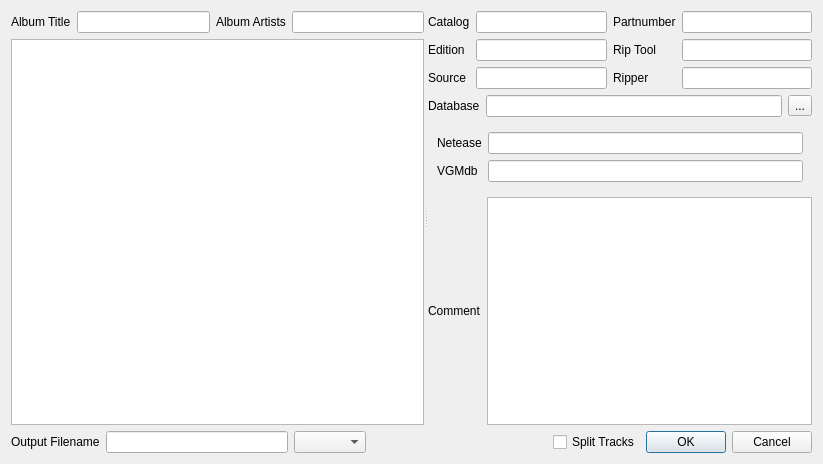
Before: the Qt Designer form fluss/apps/organizer/edit_convert_tracks.ui in cmpute/Fluss, drawn with Qt 5.
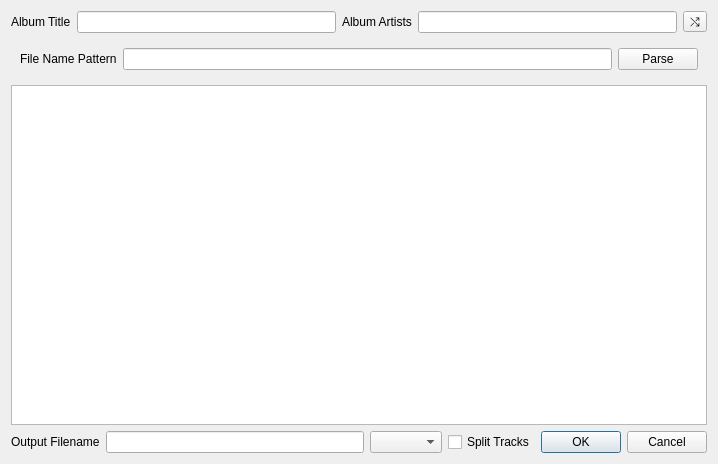
After: the same form once the commit is applied.

```diff
--- a/fluss/apps/organizer/edit_convert_tracks.ui
+++ b/fluss/apps/organizer/edit_convert_tracks.ui
@@ -6,21 +6,14 @@
    <rect>
     <x>0</x>
     <y>0</y>
-    <width>823</width>
+    <width>718</width>
     <height>464</height>
    </rect>
   </property>
   <property name="windowTitle">
    <string>Edit tracks conversion properties</string>
   </property>
-  <layout class="QVBoxLayout" name="verticalLayout_3" stretch="1,0">
-   <item>
-    <widget class="QSplitter" name="splitter">
-     <property name="orientation">
-      <enum>Qt::Horizontal</enum>
-     </property>
-     <widget class="QWidget" name="layoutWidget">
-      <layout class="QVBoxLayout" name="verticalLayout_2">
+  <layout class="QVBoxLayout" name="verticalLayout">
        <item>
         <layout class="QHBoxLayout" name="horizontalLayout_3">
          <item>
@@ -41,87 +34,31 @@
           </widget>
          </item>
          <item>
-          <widget class="QLineEdit" name="txt_album_artists"/>
-         </item>
-        </layout>
-       </item>
-       <item>
-        <widget class="QTableWidget" name="tableWidget"/>
-       </item>
-      </layout>
-     </widget>
-     <widget class="QWidget" name="layoutWidget">
-      <layout class="QVBoxLayout" name="verticalLayout">
-       <item>
-        <layout class="QGridLayout" name="gridLayout">
-         <item row="0" column="2">
-          <widget class="QLabel" name="label_2">
-           <property name="text">
-            <string>Partnumber</string>
+      <widget class="QLineEdit" name="txt_album_artists">
+       <property name="toolTip">
+        <string>Split the name of multiple artists by &quot;; &quot;</string>
            </property>
           </widget>
          </item>
-         <item row="2" column="3">
-          <widget class="QLineEdit" name="txt_ripper"/>
-         </item>
-         <item row="1" column="1">
-          <widget class="QLineEdit" name="txt_edition"/>
-         </item>
-         <item row="1" column="0">
-          <widget class="QLabel" name="label_3">
-           <property name="text">
-            <string>Edition</string>
-           </property>
-          </widget>
-         </item>
-         <item row="2" column="0">
-          <widget class="QLabel" name="label_5">
+     <item>
+      <widget class="QToolButton" name="tbtn_parse_tag">
+       <property name="toolTip">
+        <string>Extract tags from file names</string>
+       </property>
            <property name="text">
-            <string>Source</string>
+        <string>⤭</string>
            </property>
           </widget>
          </item>
-         <item row="0" column="0">
-          <widget class="QLabel" name="label">
-           <property name="text">
-            <string>Catalog</string>
-           </property>
-          </widget>
-         </item>
-         <item row="0" column="3">
-          <widget class="QLineEdit" name="txt_partnumber"/>
-         </item>
-         <item row="0" column="1">
-          <widget class="QLineEdit" name="txt_catalog"/>
-         </item>
-         <item row="2" column="1">
-          <widget class="QLineEdit" name="txt_source"/>
-         </item>
-         <item row="2" column="2">
-          <widget class="QLabel" name="label_6">
-           <property name="text">
-            <string>Ripper</string>
-           </property>
-          </widget>
-         </item>
-         <item row="1" column="3">
-          <widget class="QLineEdit" name="txt_rip_tool"/>
-         </item>
-         <item row="1" column="2">
-          <widget class="QLabel" name="label_4">
-           <property name="text">
-            <string>Rip Tool</string>
-           </property>
-          </widget>
-         </item>
         </layout>
        </item>
        <item>
+    <widget class="QWidget" name="panel_parsing" native="true">
         <layout class="QHBoxLayout" name="horizontalLayout">
          <item>
-          <widget class="QLabel" name="label_7">
+       <widget class="QLabel" name="label">
            <property name="text">
-            <string>Database</string>
+         <string>File Name Pattern</string>
            </property>
           </widget>
          </item>
@@ -129,60 +66,20 @@
           <widget class="QLineEdit" name="lineEdit_7"/>
          </item>
          <item>
-          <widget class="QToolButton" name="tbtn_expand">
+       <widget class="QPushButton" name="pushButton">
            <property name="text">
-            <string>...</string>
+         <string>Parse</string>
            </property>
           </widget>
          </item>
         </layout>
-       </item>
-       <item>
-        <widget class="QWidget" name="widget_databases" native="true">
-         <layout class="QFormLayout" name="formLayout">
-          <item row="0" column="0">
-           <widget class="QLabel" name="label_11">
-            <property name="text">
-             <string>Netease</string>
-            </property>
-           </widget>
-          </item>
-          <item row="0" column="1">
-           <widget class="QLineEdit" name="txt_netease_link"/>
-          </item>
-          <item row="1" column="0">
-           <widget class="QLabel" name="label_12">
-            <property name="text">
-             <string>VGMdb</string>
-            </property>
-           </widget>
-          </item>
-          <item row="1" column="1">
-           <widget class="QLineEdit" name="txt_vgmdb_link"/>
-          </item>
-         </layout>
-        </widget>
-       </item>
+    </widget>
+   </item>
        <item>
-        <layout class="QHBoxLayout" name="horizontalLayout_2">
-         <item>
-          <widget class="QLabel" name="label_8">
-           <property name="text">
-            <string>Comment</string>
-           </property>
-          </widget>
+    <widget class="QTableWidget" name="tableWidget"/>
          </item>
          <item>
-          <widget class="QPlainTextEdit" name="txt_comment"/>
-         </item>
-        </layout>
-       </item>
-      </layout>
-     </widget>
-    </widget>
-   </item>
-   <item>
-    <layout class="QHBoxLayout" name="horizontalLayout_4" stretch="0,1,0,1,0,0">
+    <layout class="QHBoxLayout" name="horizontalLayout_4" stretch="0,1,0,0,0">
      <item>
       <widget class="QLabel" name="label_13">
        <property name="text">
@@ -201,20 +98,7 @@
       </widget>
      </item>
      <item>
-      <widget class="QComboBox" name="cbox_codecs"/>
-     </item>
-     <item>
-      <spacer name="horizontalSpacer">
-       <property name="orientation">
-        <enum>Qt::Horizontal</enum>
-       </property>
-       <property name="sizeHint" stdset="0">
-        <size>
-         <width>40</width>
-         <height>20</height>
-        </size>
-       </property>
-      </spacer>
+      <widget class="QComboBox" name="cbox_suffix"/>
      </item>
      <item>
       <widget class="QCheckBox" name="check_split_tracks">
```
Left out of the diff: 2 changed lines with no effect on the pictures. Lines whose indentation alone changed are shown as unchanged.
